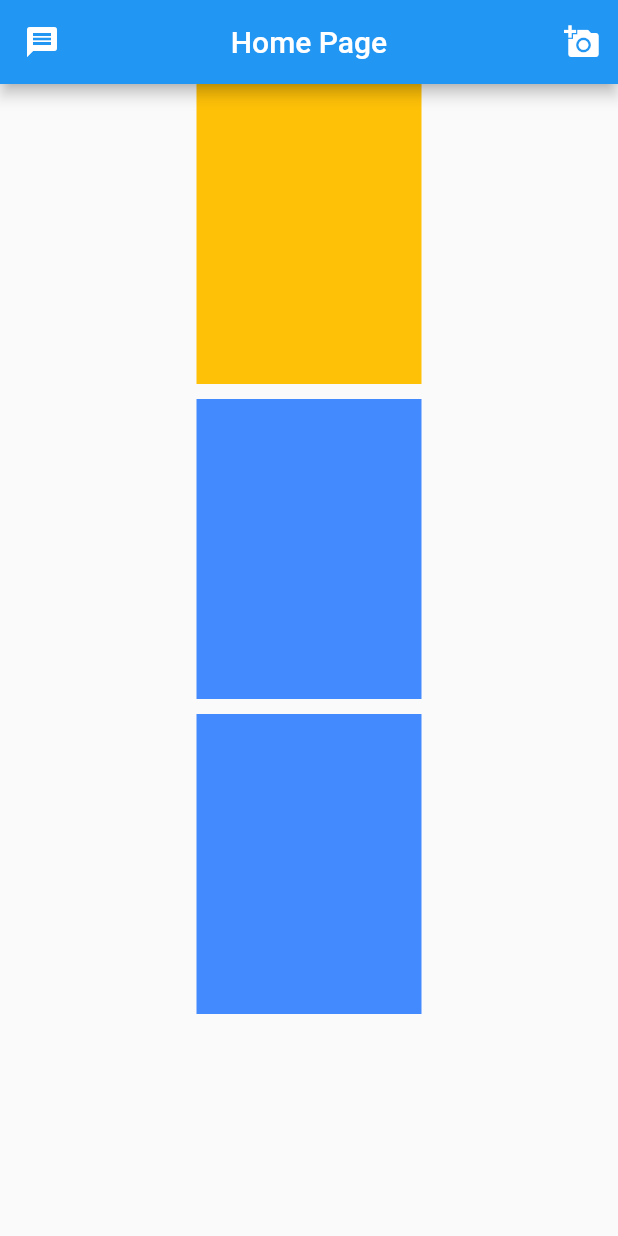
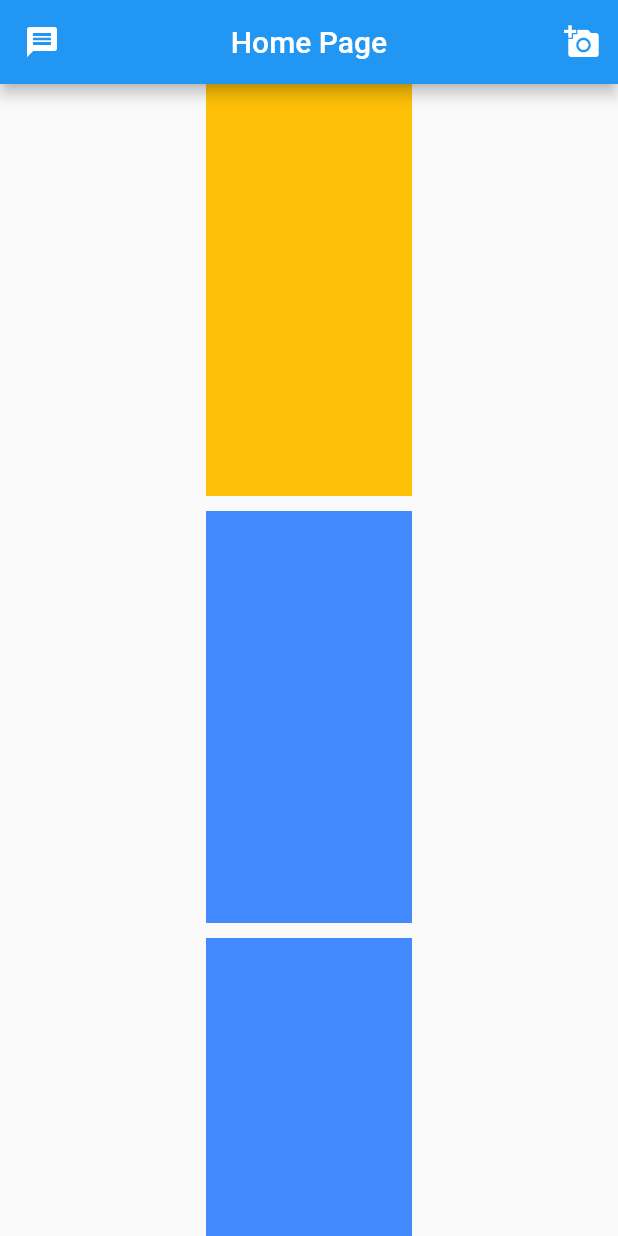
Before and after one commit to ruhulamin63/Flutter-App-Developer, a Flutter app: the screen it shows after launch, on a phone screen of 412 x 824 dp. Run offline on Flutter 3.47's test engine with Material 2 defaults, Android fonts, the phone set to English and light mode, and no system bars.

Commit message:
MediaQuery for every screen show same product

```diff
--- a/flutter_widget/lib/main.dart
+++ b/flutter_widget/lib/main.dart
@@ -5,9 +5,24 @@ void main() => runApp(MyApp());
 class MyApp extends StatelessWidget {
   @override
   Widget build(BuildContext context) {
-    return MaterialApp(
+
+    return const MaterialApp(
       debugShowCheckedModeBanner: false,
-      home: SafeArea(
+      home: HomePage()
+    );
+  }
+}
+
+class HomePage extends StatelessWidget {
+  const HomePage({Key? key}) : super(key: key);
+
+  @override
+  Widget build(BuildContext context) {
+
+    var screenHeight = MediaQuery.of(context).size.height / 3; // Every screen show almost same
+    var screenWidth = MediaQuery.of(context).size.width / 3;
+
+    return SafeArea(
         child: Scaffold(
           appBar: AppBar(
             title: const Text("Home Page"),
@@ -25,24 +40,24 @@ class MyApp extends StatelessWidget {
               Column(
                 children: [
                   Container(
-                    height: 200,
-                    width: 150,
+                    height: screenHeight,
+                    width: screenWidth,
                     color: Colors.amber,
                   ),
 
                   const SizedBox(height: 10,),
 
                   Container(
-                    height: 200,
-                    width: 150,
+                    height: screenHeight,
+                    width: screenWidth,
                     color: Colors.blueAccent,
                   ),
 
                   const SizedBox(height: 10,),
 
                   Container(
-                    height: 200,
-                    width: 150,
+                    height: screenHeight,
+                    width: screenWidth,
                     color: Colors.blueAccent,
                   )
                 ],
@@ -52,7 +67,6 @@ class MyApp extends StatelessWidget {
             ],
           ),
         )
-      ),
     );
   }
 }
```
